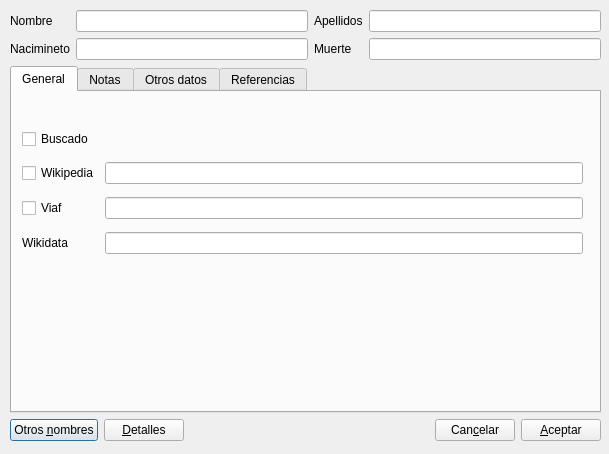
The window that gui/dlgnuevapersona.ui (rogorido/qtpredicadores) describes before a commit, drawn with Qt 5.
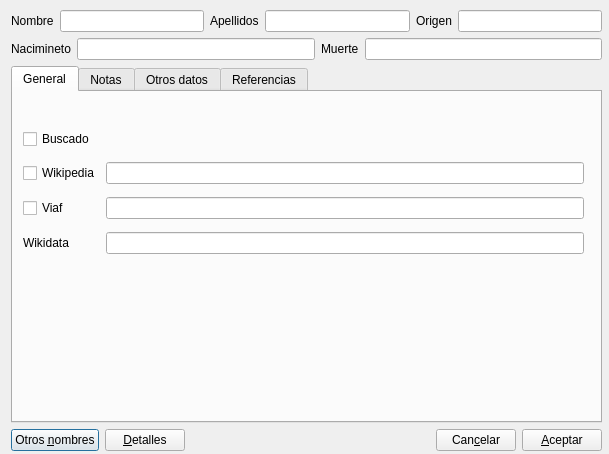
The same window after the commit.

```diff
--- a/gui/dlgnuevapersona.ui
+++ b/gui/dlgnuevapersona.ui
@@ -13,56 +13,74 @@
   <property name="windowTitle">
    <string>Dialog</string>
   </property>
-  <widget class="QWidget" name="layoutWidget">
+  <widget class="QWidget" name="">
    <property name="geometry">
     <rect>
-     <x>10</x>
+     <x>11</x>
      <y>10</y>
      <width>591</width>
-     <height>431</height>
+     <height>441</height>
     </rect>
    </property>
    <layout class="QVBoxLayout" name="verticalLayout">
     <item>
-     <layout class="QGridLayout" name="gridLayout">
-      <item row="0" column="0">
+     <layout class="QHBoxLayout" name="horizontalLayout_2">
+      <item>
        <widget class="QLabel" name="label">
         <property name="text">
          <string>Nombre</string>
         </property>
        </widget>
       </item>
-      <item row="0" column="1">
+      <item>
        <widget class="QLineEdit" name="txtNombre"/>
       </item>
-      <item row="0" column="2">
+      <item>
        <widget class="QLabel" name="label_2">
         <property name="text">
          <string>Apellidos</string>
         </property>
        </widget>
       </item>
-      <item row="0" column="3">
+      <item>
        <widget class="QLineEdit" name="txtApellidos"/>
       </item>
-      <item row="1" column="0">
+      <item>
+       <widget class="QLabel" name="label_7">
+        <property name="text">
+         <string>Origen</string>
+        </property>
+       </widget>
+      </item>
+      <item>
+       <widget class="QLineEdit" name="txtOrigen">
+        <property name="text">
+         <string/>
+        </property>
+       </widget>
+      </item>
+     </layout>
+    </item>
+    <item>
+     <layout class="QHBoxLayout" name="horizontalLayout_3">
+      <item>
        <widget class="QLabel" name="label_3">
         <property name="text">
          <string>Nacimineto</string>
         </property>
        </widget>
       </item>
-      <item row="1" column="1">
+      <item>
        <widget class="QLineEdit" name="txtNacimiento"/>
       </item>
-      <item row="1" column="2">
+      <item>
        <widget class="QLabel" name="label_4">
         <property name="text">
          <string>Muerte</string>
         </property>
        </widget>
       </item>
-      <item row="1" column="3">
+      <item>
        <widget class="QLineEdit" name="txtMuerte"/>
       </item>
      </layout>
```
